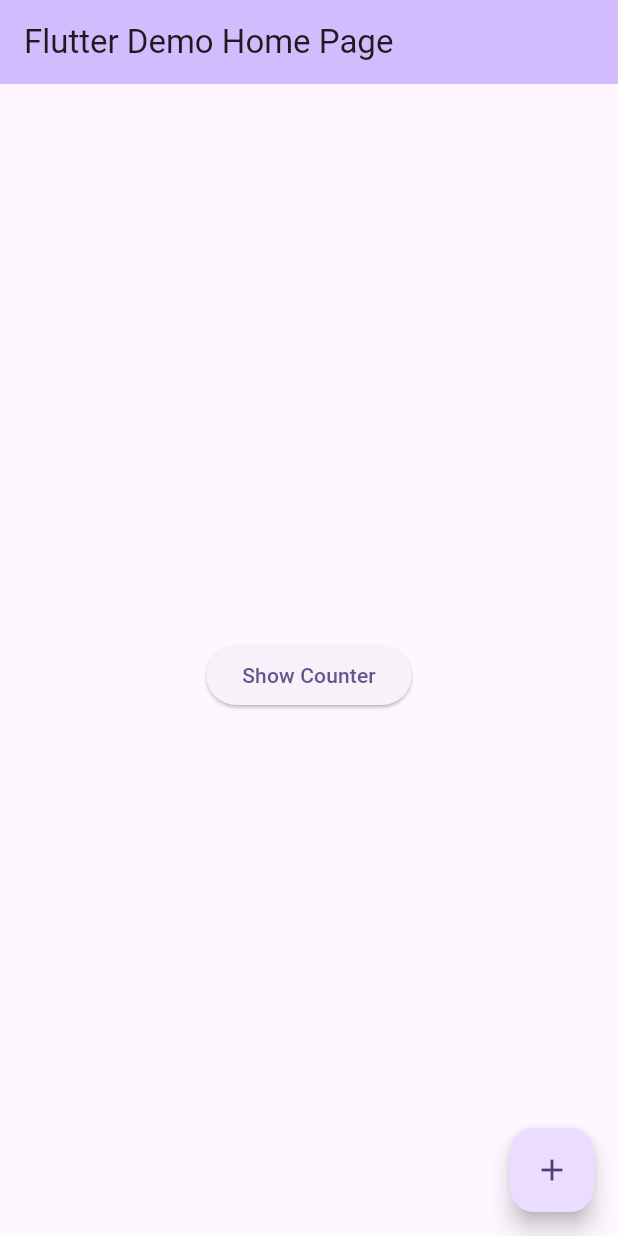
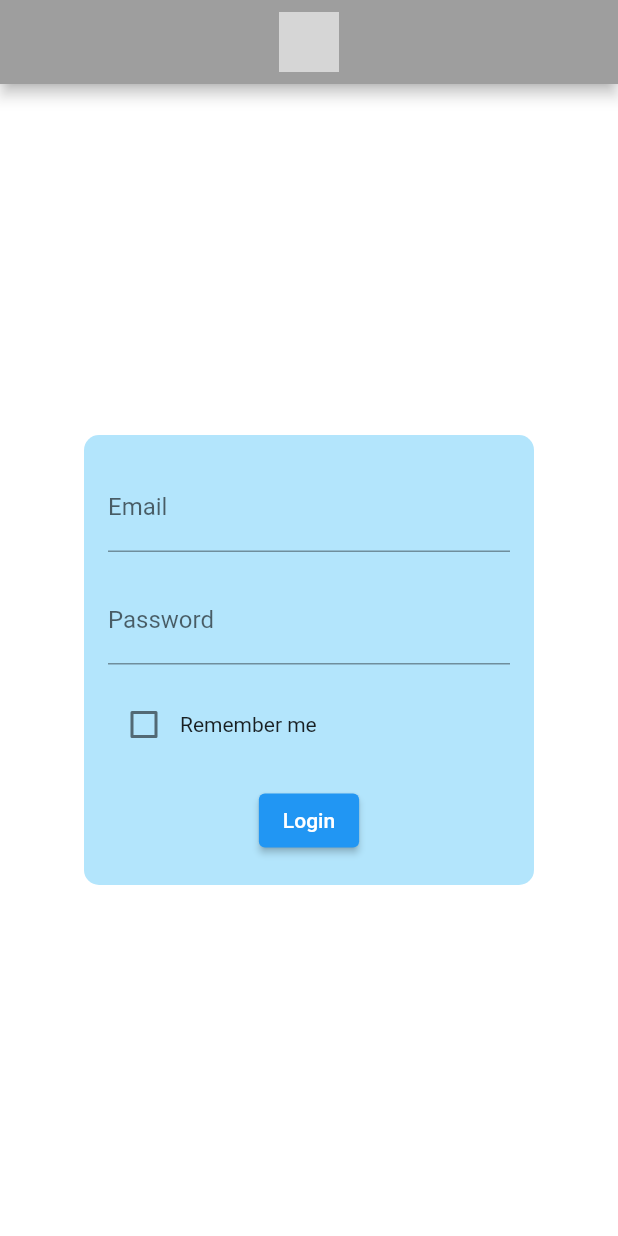
Before and after one commit to NicBeans/G2G-Mobile-Application, a Flutter app: the screen it shows after launch, on a phone screen of 412 x 824 dp. Run offline on Flutter 3.47's test engine with Material 2 defaults, Android fonts, the phone set to English and light mode, and no system bars; grey boxes are pictures that could not be loaded.

Commit message:
Very basic front end V1.0.0 Routes

```diff
--- a/lib/main.dart
+++ b/lib/main.dart
@@ -1,83 +1,272 @@
 import 'package:flutter/material.dart';
 
 void main() {
-  runApp(const MyApp());
+  runApp(MyApp());
 }
 
 class MyApp extends StatelessWidget {
-  const MyApp({Key? key}) : super(key: key);
-
   @override
   Widget build(BuildContext context) {
     return MaterialApp(
-      title: 'Flutter Demo',
+      title: 'Observation App',
       theme: ThemeData(
-        colorScheme: ColorScheme.fromSeed(seedColor: Colors.deepPurple),
-        useMaterial3: true,
+        primarySwatch: Colors.blue,
       ),
-      home: const MyHomePage(title: 'Flutter Demo Home Page'),
+      initialRoute: '/login',
+      routes: {
+        '/login': (context) => LoginPage(),
+        '/home': (context) => HomePage(),
+        '/medal_submission': (context) => MedalSubmissionPage(),
+        '/yellow_card': (context) => YellowCardPage(),
+        '/hygiene_submission': (context) => HygieneSubmissionPage(),
+        '/leaderboard': (context) => LeaderboardPage(),
+        '/observation_log': (context) => ObservationLogPage(),
+      },
     );
   }
 }
 
-class MyHomePage extends StatefulWidget {
-  const MyHomePage({Key? key, required this.title}) : super(key: key);
+class LoginPage extends StatelessWidget {
+  final TextEditingController emailController = TextEditingController();
+  final TextEditingController passwordController = TextEditingController();
+  final ValueNotifier<bool> rememberMe = ValueNotifier<bool>(false);
 
-  final String title;
-
-  @override
-  State<MyHomePage> createState() => _MyHomePageState();
-}
-
-class _MyHomePageState extends State<MyHomePage> {
-  int _counter = 0;
-  bool _showCounter = false;
-
-  void _incrementCounter() {
-    setState(() {
-      _counter++;
-    });
-  }
-
-  void _toggleCounterVisibility() {
-    setState(() {
-      _showCounter = !_showCounter;
-    });
+  void login(BuildContext context) {
+    // Perform login authentication logic here
+    // You can check the email and password entered by the user
+    // and navigate to the home page if the authentication is successful
+    Navigator.pushNamed(context, '/home');
   }
 
   @override
   Widget build(BuildContext context) {
     return Scaffold(
       appBar: AppBar(
-        backgroundColor: Theme.of(context).colorScheme.inversePrimary,
-        title: Text(widget.title),
+        backgroundColor: Colors.grey, // Set the header background color to gray
+        title: Image.asset(
+          'assets/logo.png', // Replace 'assets/logo.png' with the path to your logo image
+          height: 40, // Adjust the height as needed
+        ),
+        centerTitle: true, // Center the logo horizontally
+      ),
+      backgroundColor: Colors.white, // Set the background color to white
+      body: Center(
+        child: Container(
+          width: 300, // Set the width of the container to make it smaller
+          height: 300,
+          padding: const EdgeInsets.all(16.0),
+          decoration: BoxDecoration(
+            color: Colors.lightBlue[100], // Set the background color of the container to light blue
+            borderRadius: BorderRadius.circular(10.0), // Add border radius for rounded corners
+          ),
+          child: Column(
+            mainAxisAlignment: MainAxisAlignment.center,
+            children: [
+              TextField(
+                controller: emailController,
+                decoration: InputDecoration(
+                  labelText: 'Email',
+                ),
+              ),
+              SizedBox(height: 16.0),
+              TextField(
+                controller: passwordController,
+                obscureText: true,
+                decoration: InputDecoration(
+                  labelText: 'Password',
+                ),
+              ),
+              SizedBox(height: 16.0),
+              Row(
+                children: [
+                  ValueListenableBuilder<bool>(
+                    valueListenable: rememberMe,
+                    builder: (context, value, child) {
+                      return Checkbox(
+                        value: value,
+                        onChanged: (newValue) {
+                          rememberMe.value = newValue!;
+                        },
+                      );
+                    },
+                  ),
+                  Text('Remember me'),
+                ],
+              ),
+              SizedBox(height: 16.0),
+              ElevatedButton(
+                onPressed: () => login(context),
+                child: Text('Login'),
+              ),
+            ],
+          ),
+        ),
+      ),
+    );
+  }
+}
+
+class HomePage extends StatelessWidget {
+  void logout(BuildContext context) {
+    // Perform logout logic here
+    Navigator.pushNamed(context, '/login');
+  }
+
+  @override
+  Widget build(BuildContext context) {
+    return Scaffold(
+      appBar: AppBar(
+        title: Text('Home'),
       ),
       body: Center(
         child: Column(
           mainAxisAlignment: MainAxisAlignment.center,
-          children: <Widget>[
-            if (_showCounter) ...[
-              const Text(
-                'You have pushed the button this many times:',
-              ),
-              Text(
-                '$_counter',
-                style: Theme.of(context).textTheme.titleLarge,
-              ),
-            ],
-            const SizedBox(height: 20),
+          children: [
             ElevatedButton(
-              onPressed: _toggleCounterVisibility,
-              child: Text(_showCounter ? 'Hide Counter' : 'Show Counter'),
+              onPressed: () {
+                Navigator.pushNamed(context, '/medal_submission');
+              },
+              child: Text('Medal'),
+            ),
+            ElevatedButton(
+              onPressed: () {
+                Navigator.pushNamed(context, '/yellow_card');
+              },
+              child: Text('Yellow Card'),
+            ),
+            ElevatedButton(
+              onPressed: () {
+                Navigator.pushNamed(context, '/hygiene_submission');
+              },
+              child: Text('Hygiene'),
+            ),
+            ElevatedButton(
+              onPressed: () {
+                Navigator.pushNamed(context, '/leaderboard');
+              },
+              child: Text('Leaderboard'),
+            ),
+            ElevatedButton(
+              onPressed: () => logout(context),
+              child: Text('Log Out'),
             ),
           ],
         ),
       ),
-      floatingActionButton: FloatingActionButton(
-        onPressed: _incrementCounter,
-        tooltip: 'Increment',
-        child: const Icon(Icons.add),
+    );
+  }
+}
+
+class MedalSubmissionPage extends StatelessWidget {
+  @override
+  Widget build(BuildContext context) {
+    return Scaffold(
+      appBar: AppBar(
+        title: Text('Medal Submission'),
+      ),
+      body: Padding(
+        padding: const EdgeInsets.all(16.0),
+        child: Column(
+          children: [
+            // Employee dropdown (multi-select)
+            // Medal dropdown
+            // Points label
+            // Reason text field
+            // Submit button
+          ],
+        ),
       ),
     );
   }
 }
+
+class YellowCardPage extends StatelessWidget {
+  @override
+  Widget build(BuildContext context) {
+    return Scaffold(
+      appBar: AppBar(
+        title: Text('Yellow Card'),
+      ),
+      body: Padding(
+        padding: const EdgeInsets.all(16.0),
+        child: Column(
+          children: [
+            // Employee dropdown (multi-select)
+            // Yellow Card dropdown
+            // Points label
+            // Reason text field
+            // Submit button
+          ],
+        ),
+      ),
+    );
+  }
+}
+
+class HygieneSubmissionPage extends StatelessWidget {
+  @override
+  Widget build(BuildContext context) {
+    return Scaffold(
+      appBar: AppBar(
+        title: Text('Hygiene Submission'),
+      ),
+      body: Padding(
+        padding: const EdgeInsets.all(16.0),
+        child: Column(
+          children: [
+            // Employee dropdown (multi-select)
+            // Hygiene dropdown
+            // Points label
+            // Completion dropdown (poorly, standard, excellent)
+            // Reason text field
+            // Submit button
+          ],
+        ),
+      ),
+    );
+  }
+}
+
+class LeaderboardPage extends StatelessWidget {
+  @override
+  Widget build(BuildContext context) {
+    return Scaffold(
+      appBar: AppBar(
+        title: Text('Leaderboard'),
+      ),
+      body: Center(
+        child: Column(
+          mainAxisAlignment: MainAxisAlignment.center,
+          children: [
+            ElevatedButton(
+              onPressed: () {
+                Navigator.pushNamed(context, '/observation_log');
+              },
+              child: Text('Observation Log'),
+            ),
+            // Leaderboard table
+          ],
+        ),
+      ),
+    );
+  }
+}
+
+class ObservationLogPage extends StatelessWidget {
+  @override
+  Widget build(BuildContext context) {
+    return Scaffold(
+      appBar: AppBar(
+        title: Text('Observation Log'),
+      ),
+      body: Center(
+        child: Column(
+          mainAxisAlignment: MainAxisAlignment.center,
+          children: [
+            // Observation log table
+          ],
+        ),
+      ),
+    );
+  }
+}
```
Also changed, not shown: assets/logo.png (added).
